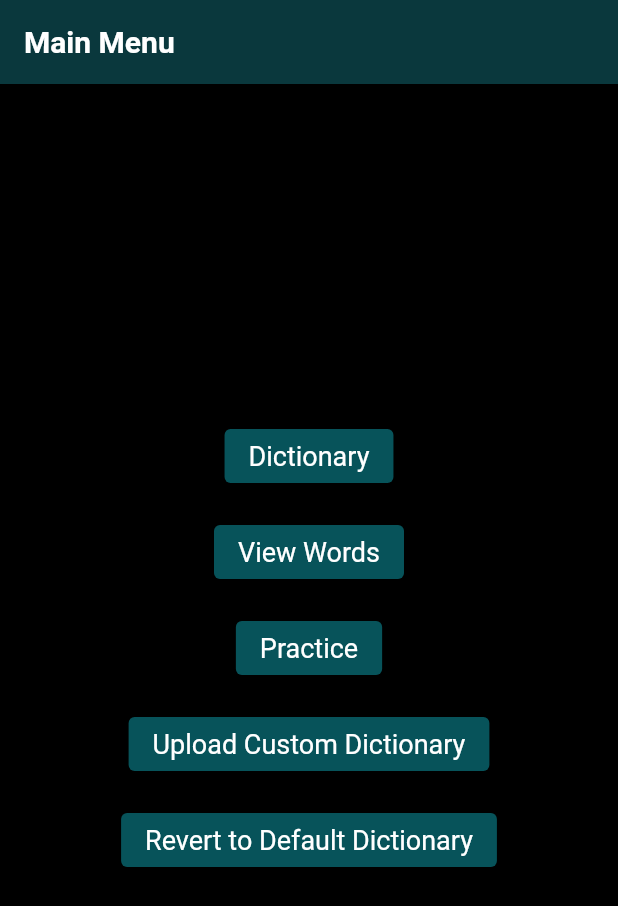
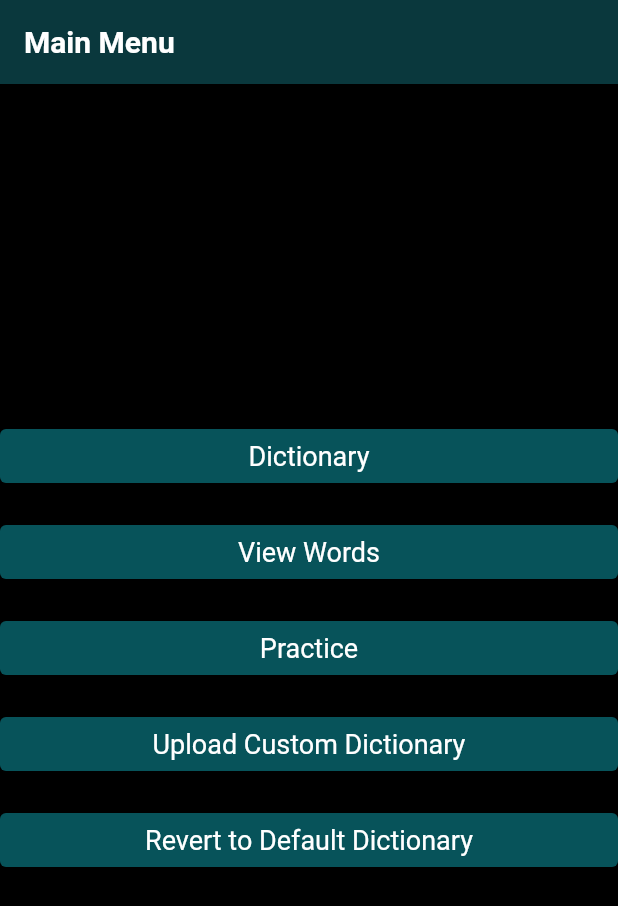
Before and after one commit to kyle-t01/toki_pona_learn, a Flutter app: the screen it shows after launch, on a phone screen of 412 x 824 dp. Shown: the top 906 px of the screen. Run offline on Flutter 3.47's test engine with Material 3 defaults, Android fonts, the light colour scheme and no system bars; our stand-ins replace csv, file_picker, sqflite_common_ffi; accounts and stored records are empty; project files that could hold a hidden picture were left out.

Commit message:
uniform button width

```diff
--- a/toki_pona_learner/lib/src/views/screens/main_menu.dart
+++ b/toki_pona_learner/lib/src/views/screens/main_menu.dart
@@ -17,7 +17,9 @@ class MainMenu extends StatelessWidget {
         child: Column(
           mainAxisAlignment: MainAxisAlignment.center,
           children: [
-            ElevatedButton(
+            SizedBox(
+              width: double.infinity,
+              child: ElevatedButton(
                 onPressed: () {
                   Navigator.push(
                     context,
@@ -26,8 +28,11 @@ class MainMenu extends StatelessWidget {
                 },
                 child: const Text('Dictionary'),
               ),
+            ),
             const SizedBox(height: 16.0),
-            ElevatedButton(
+            SizedBox(
+              width: double.infinity,
+              child: ElevatedButton(
                 onPressed: () {
                   Navigator.push(
                     context,
@@ -36,8 +41,11 @@ class MainMenu extends StatelessWidget {
                 },
                 child: const Text('View Words'),
               ),
+            ),
             const SizedBox(height: 16.0),
-            ElevatedButton(
+            SizedBox(
+              width: double.infinity,
+              child: ElevatedButton(
                 onPressed: () {
                   Navigator.push(
                     context,
@@ -47,20 +55,27 @@ class MainMenu extends StatelessWidget {
                 },
                 child: const Text('Practice'),
               ),
+            ),
             const SizedBox(height: 16.0),
-            ElevatedButton(
+            SizedBox(
+              width: double.infinity,
+              child: ElevatedButton(
                 onPressed: () {
                   _showUploadInstructions(context);
                 },
                 child: const Text('Upload Custom Dictionary'),
               ),
+            ),
             const SizedBox(height: 16),
-            ElevatedButton(
+            SizedBox(
+              width: double.infinity,
+              child: ElevatedButton(
                 onPressed: () async {
                   final dbHelper = DatabaseHelper();
                   await dbHelper.revertToDefaultCSV();
                 },
                 child: const Text('Revert to Default Dictionary'),
+              ),
             ),
             const SizedBox(height: 16),
           ],
@@ -72,7 +87,7 @@ class MainMenu extends StatelessWidget {
   void _showUploadInstructions(BuildContext context) {
     showDialog(
       context: context,
-      barrierDismissible: false,
+      barrierDismissible: true,
       builder: (BuildContext context) {
         return AlertDialog(
           title: const Text('CSV Upload Instructions'),
```
Lines whose indentation alone changed are shown as unchanged.
